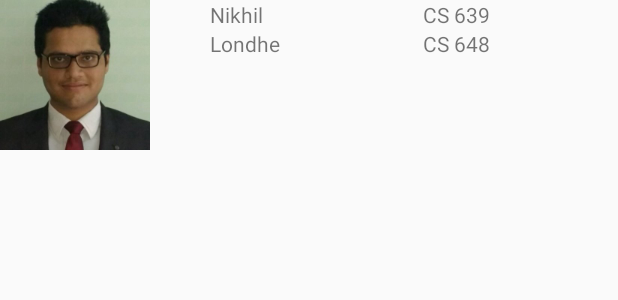
After one commit to nikhillondhe9/CS6392017, an Android app: the layout fragment_main.xml on its own in the app's theme, with its tools: preview values and no code run, on a phone screen of 412 x 824 dp. The commit adds this screen. Shown: the top 300 px of the screen. Run offline under Robolectric (Android 15) with nearby library versions, the phone set to English and light mode, and no system bars.

Commit message:
Assignment2a

```diff
--- a/UISample/app/src/main/java/com/example/nikhil/uisample/BlankFragment2.java
+++ b/UISample/app/src/main/java/com/example/nikhil/uisample/fragment_main.java
@@ -12,12 +12,12 @@ import android.view.ViewGroup;
 /**
  * A simple {@link Fragment} subclass.
  * Activities that contain this fragment must implement the
- * {@link BlankFragment2.OnFragmentInteractionListener} interface
+ * {@link fragment_main.OnFragmentInteractionListener} interface
  * to handle interaction events.
- * Use the {@link BlankFragment2#newInstance} factory method to
+ * Use the {@link fragment_main#newInstance} factory method to
  * create an instance of this fragment.
  */
-public class BlankFragment2 extends Fragment {
+public class fragment_main extends Fragment {
     // TODO: Rename parameter arguments, choose names that match
     // the fragment initialization parameters, e.g. ARG_ITEM_NUMBER
     private static final String ARG_PARAM1 = "param1";
@@ -29,7 +29,7 @@ public class BlankFragment2 extends Fragment {
 
     private OnFragmentInteractionListener mListener;
 
-    public BlankFragment2() {
+    public fragment_main() {
         // Required empty public constructor
     }
 
@@ -39,11 +39,11 @@ public class BlankFragment2 extends Fragment {
      *
      * @param param1 Parameter 1.
      * @param param2 Parameter 2.
-     * @return A new instance of fragment BlankFragment2.
+     * @return A new instance of fragment fragment_main.
      */
     // TODO: Rename and change types and number of parameters
-    public static BlankFragment2 newInstance(String param1, String param2) {
-        BlankFragment2 fragment = new BlankFragment2();
+    public static fragment_main newInstance(String param1, String param2) {
+        fragment_main fragment = new fragment_main();
         Bundle args = new Bundle();
         args.putString(ARG_PARAM1, param1);
         args.putString(ARG_PARAM2, param2);
@@ -64,7 +64,7 @@ public class BlankFragment2 extends Fragment {
     public View onCreateView(LayoutInflater inflater, ViewGroup container,
                              Bundle savedInstanceState) {
         // Inflate the layout for this fragment
-        return inflater.inflate(R.layout.fragment_blank_fragment2, container, false);
+        return inflater.inflate(R.layout.fragment_main, container, false);
     }
 
     // TODO: Rename method, update argument and hook method into UI event
--- /dev/null
+++ b/UISample/app/src/main/res/layout/fragment_main.xml
@@ -0,0 +1,45 @@
+<RelativeLayout xmlns:android="http://schemas.android.com/apk/res/android"
+    xmlns:app="http://schemas.android.com/apk/res-auto"
+    xmlns:tools="http://schemas.android.com/tools"
+    android:layout_width="match_parent"
+    android:layout_height="match_parent"
+    tools:context="com.example.nikhil.uisample.fragment_main">
+
+    <!-- TODO: Update blank fragment layout -->
+    <ImageView
+        android:id="@+id/imageView2"
+        android:layout_width="wrap_content"
+        android:layout_height="wrap_content"
+        app:srcCompat="@mipmap/nikh" />
+    <TextView
+        android:id="@+id/tv"
+        android:layout_width="wrap_content"
+        android:layout_height="wrap_content"
+        android:text="Nikhil"
+        android:layout_alignParentTop="true"
+        android:layout_alignStart="@+id/tvv" />
+    <TextView
+        android:id="@+id/tvv"
+        android:layout_width="wrap_content"
+        android:layout_height="wrap_content"
+        android:text="Londhe"
+        android:layout_toEndOf="@+id/imageView2"
+        android:layout_marginStart="40dp"
+        android:layout_below="@+id/tv" />
+    <TextView
+        android:id="@+id/tvv1"
+        android:layout_width="wrap_content"
+        android:layout_height="wrap_content"
+        android:text="CS 639"
+        android:layout_alignParentTop="true"
+        android:layout_alignStart="@+id/tvv2" />
+    <TextView
+        android:id="@+id/tvv2"
+        android:layout_width="wrap_content"
+        android:layout_height="wrap_content"
+        android:text="CS 648"
+        android:layout_below="@+id/tvv1"
+        android:layout_toEndOf="@+id/tvv"
+        android:layout_marginStart="95dp" />
+
+</RelativeLayout>
```
Also changed, not shown: UISample/app/src/main/java/com/example/nikhil/uisample/BlankFragment.java (deleted, +0 -108 lines), UISample/app/src/main/java/com/example/nikhil/uisample/BlankFragment3.java (deleted, +0 -108 lines), UISample/app/src/main/res/layout/activity_main.xml (+5 -34 lines), UISample/app/src/main/res/layout/fragment_blank.xml (deleted, +0 -17 lines), UISample/app/src/main/res/layout/fragment_blank_fragment2.xml (deleted, +0 -25 lines), UISample/app/src/main/res/layout/fragment_blank_fragment3.xml (deleted, +0 -26 lines), 5 other files.
